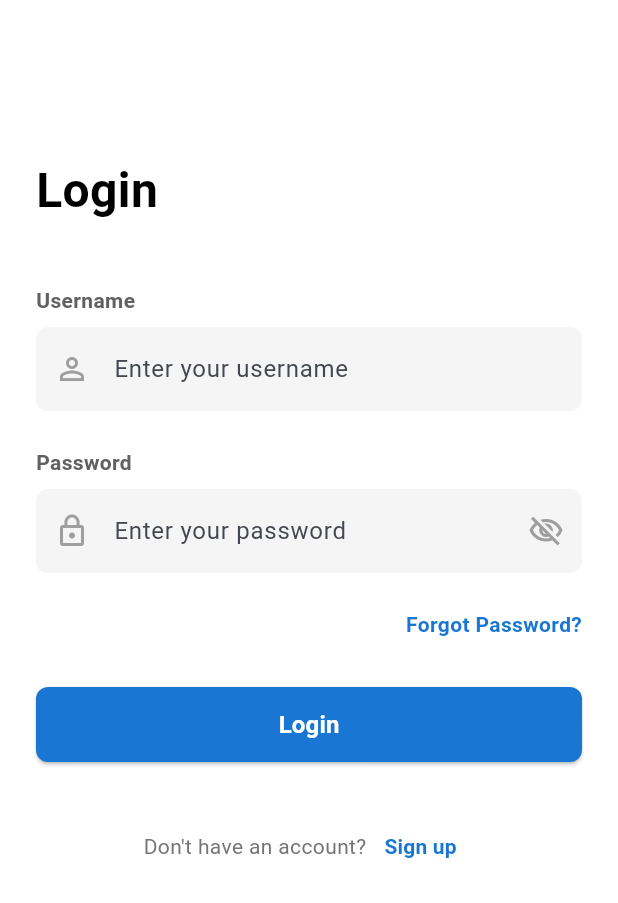
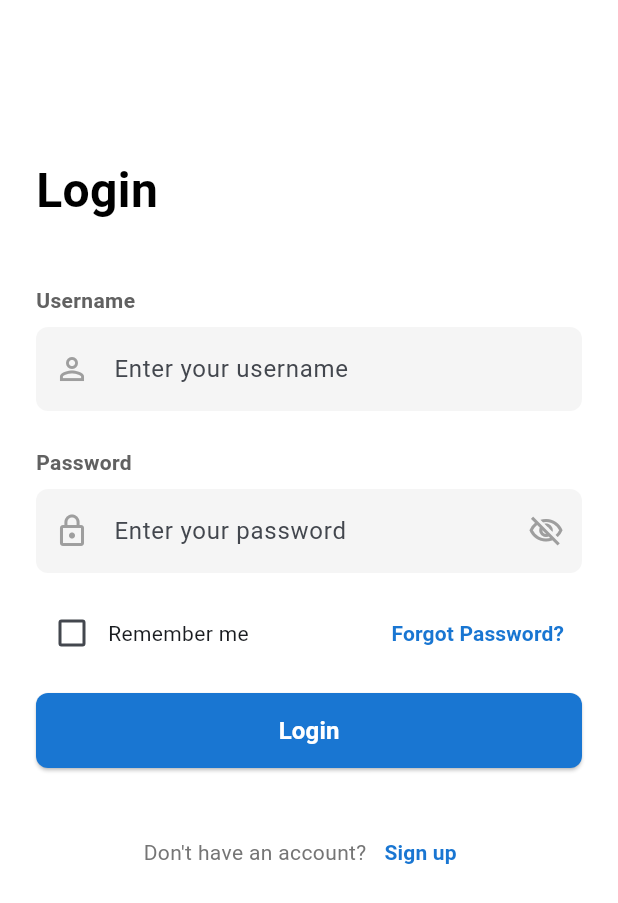
Before and after one commit to AziidanNg/Application-Development-KNOWA, a Flutter app: the screen it shows after launch, on a phone screen of 412 x 824 dp. Shown: the top 903 px of the screen. Run offline on Flutter 3.47's test engine with Material 3 defaults, Android fonts, the phone set to English and light mode, and no system bars; our stand-ins replace flutter_secure_storage, image_picker, jwt_decoder, shared_preferences.

Commit message:
fix remember me button

```diff
--- a/knowa_frontend/lib/screens/login_screen.dart
+++ b/knowa_frontend/lib/screens/login_screen.dart
@@ -1,8 +1,10 @@
+// lib/screens/login_screen.dart
 import 'package:flutter/material.dart';
-import 'package:knowa_frontend/screens/register_screen.dart'; // Fixed import
-import 'package:knowa_frontend/services/auth_service.dart'; // Fixed import
+import 'package:knowa_frontend/screens/admin_dashboard_screen.dart';
 import 'package:knowa_frontend/screens/dashboard_screen.dart';
-import 'package:knowa_frontend/screens/admin_dashboard_screen.dart';
+import 'package:knowa_frontend/screens/register_screen.dart';
+import 'package:knowa_frontend/services/auth_service.dart';
+import 'package:shared_preferences/shared_preferences.dart'; // <-- 1. ADD THIS IMPORT
 
 class LoginScreen extends StatefulWidget {
   const LoginScreen({super.key});
@@ -16,12 +18,44 @@ class _LoginScreenState extends State<LoginScreen> {
   final _usernameController = TextEditingController();
   final _passwordController = TextEditingController();
   bool _isLoading = false;
+  bool _isPasswordHidden = true;
+  bool _rememberMe = false;
 
-  // THIS IS THE FUNCTION FOR THE "LOGIN" BUTTON
+  // --- 2. ADD THIS LIFECYCLE METHOD ---
+  @override
+  void initState() {
+    super.initState();
+    _loadRememberedUser();
+  }
+
+  // --- 3. ADD THIS NEW FUNCTION ---
+  // This function runs when the app first opens
+  void _loadRememberedUser() async {
+    final SharedPreferences prefs = await SharedPreferences.getInstance();
+    final String? savedUsername = prefs.getString('remembered_username');
+
+    if (savedUsername != null) {
+      setState(() {
+        _usernameController.text = savedUsername;
+        _rememberMe = true;
+      });
+    }
+  }
+
+  // --- 4. UPDATE THIS FUNCTION ---
   void _handleLogin() async {
     setState(() { _isLoading = true; });
 
-  // This now returns a Map (the user data) or null (if login failed)
+    // --- NEW LOGIC ---
+    // Save or remove the username *before* logging in
+    final SharedPreferences prefs = await SharedPreferences.getInstance();
+    if (_rememberMe) {
+      await prefs.setString('remembered_username', _usernameController.text);
+    } else {
+      await prefs.remove('remembered_username');
+    }
+    // --- END OF NEW LOGIC ---
+
     final userData = await _authService.loginUser(
       _usernameController.text,
       _passwordController.text,
@@ -31,21 +65,16 @@ class _LoginScreenState extends State<LoginScreen> {
     if (!mounted) return;
 
     if (userData != null) {
-    // --- THIS IS THE NEW NAVIGATION LOGIC ---
       if (userData['is_staff'] == true) {
-      // User is an ADMIN
         Navigator.of(context).pushReplacement(
           MaterialPageRoute(builder: (context) => const AdminDashboardScreen()),
         );
       } else {
-      // User is a PUBLIC USER or MEMBER
         Navigator.of(context).pushReplacement(
           MaterialPageRoute(builder: (context) => const DashboardScreen()),
         );
       }
-
     } else {
-    // Login failed (wrong password)
       ScaffoldMessenger.of(context).showSnackBar(
         const SnackBar(content: Text('Login Failed. Check username/password.'), backgroundColor: Colors.red),
       );
@@ -54,6 +83,8 @@ class _LoginScreenState extends State<LoginScreen> {
 
   @override
   Widget build(BuildContext context) {
+    // ... (Your build method code is identical, no changes needed here) ...
+    // ... (The rest of your build method) ...
     return Scaffold(
       backgroundColor: Colors.white,
       body: SingleChildScrollView(
@@ -68,14 +99,13 @@ class _LoginScreenState extends State<LoginScreen> {
             ),
             const SizedBox(height: 40),
 
-            // --- REPLACE WITH THIS ---
             Text("Username", style: TextStyle(fontWeight: FontWeight.bold, color: Colors.grey.shade700)),
             const SizedBox(height: 8),
             TextField(
-              controller: _usernameController,
-              keyboardType: TextInputType.text, // <-- Change this
+              controller: _usernameController, // This is now set by _loadRememberedUser
+              keyboardType: TextInputType.text,
               decoration: InputDecoration(
-                hintText: "Enter your username", // <-- Change this
+                hintText: "Enter your username",
                 prefixIcon: Icon(Icons.person_outline, color: Colors.grey.shade500),
                 filled: true,
                 fillColor: Colors.grey.shade100,
@@ -91,7 +121,7 @@ class _LoginScreenState extends State<LoginScreen> {
             const SizedBox(height: 8),
             TextField(
               controller: _passwordController,
-              obscureText: true,
+              obscureText: _isPasswordHidden,
               decoration: InputDecoration(
                 hintText: "Enter your password",
                 prefixIcon: Icon(Icons.lock_outline, color: Colors.grey.shade500),
@@ -101,22 +131,51 @@ class _LoginScreenState extends State<LoginScreen> {
                   borderRadius: BorderRadius.circular(8.0),
                   borderSide: BorderSide.none,
                 ),
-                suffixIcon: Icon(Icons.visibility_off_outlined, color: Colors.grey.shade500),
+                suffixIcon: IconButton(
+                  icon: Icon(
+                    _isPasswordHidden ? Icons.visibility_off_outlined : Icons.visibility_outlined,
+                    color: Colors.grey.shade500,
+                  ),
+                  onPressed: () {
+                    setState(() {
+                      _isPasswordHidden = !_isPasswordHidden;
+                    });
+                  },
                 ),
               ),
-            const SizedBox(height: 24),
+            ),
+            const SizedBox(height: 16),
 
-            Align(
-              alignment: Alignment.centerRight,
+            Row(
+              mainAxisAlignment: MainAxisAlignment.spaceBetween,
+              children: [
+                Row(
+                  children: [
+                    Checkbox(
+                      value: _rememberMe, // This is now set by _loadRememberedUser
+                      onChanged: (value) {
+                        setState(() {
+                          _rememberMe = value ?? false;
+                        });
+                      },
+                    ),
+                    const Text("Remember me"),
+                  ],
+                ),
+                TextButton(
+                  onPressed: () {
+                    // TODO: Navigate to Forgot Password screen
+                  },
                   child: Text("Forgot Password?", style: TextStyle(color: Colors.blue.shade700, fontWeight: FontWeight.w600)),
                 ),
-            const SizedBox(height: 32),
+              ],
+            ),
+            const SizedBox(height: 16),
 
             SizedBox(
               width: double.infinity,
               height: 50,
               child: ElevatedButton(
-                // THIS BUTTON CORRECTLY CALLS _handleLogin
                 onPressed: _isLoading ? null : _handleLogin,
                 style: ElevatedButton.styleFrom(
                   backgroundColor: Colors.blue.shade700,
--- a/knowa_frontend/pubspec.yaml
+++ b/knowa_frontend/pubspec.yaml
@@ -39,6 +39,7 @@ dependencies:
   intl: ^0.20.2
   jwt_decoder: ^2.0.1
   image_picker: ^1.2.0
+  shared_preferences: ^2.5.3
 
 dev_dependencies:
   flutter_test:
```
Also changed, not shown: knowa_frontend/pubspec.lock, 1 other file. Lines whose indentation alone changed are shown as unchanged.
